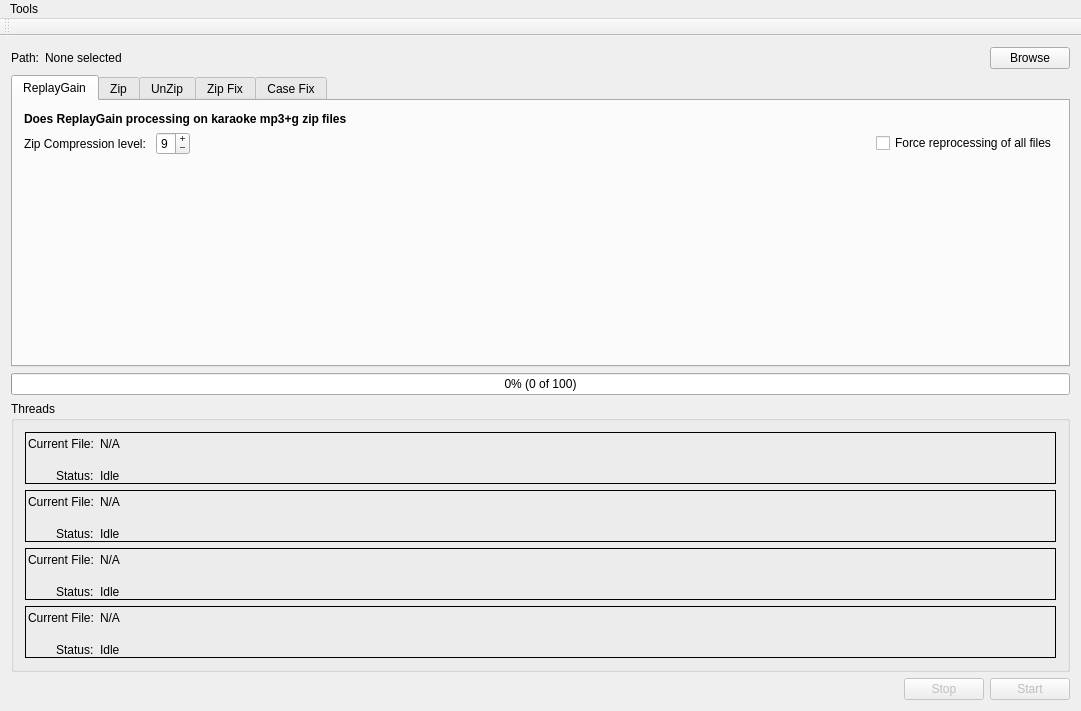
Old version of the form mainwindow.ui in the repository OpenKJ/OpenKJTools.
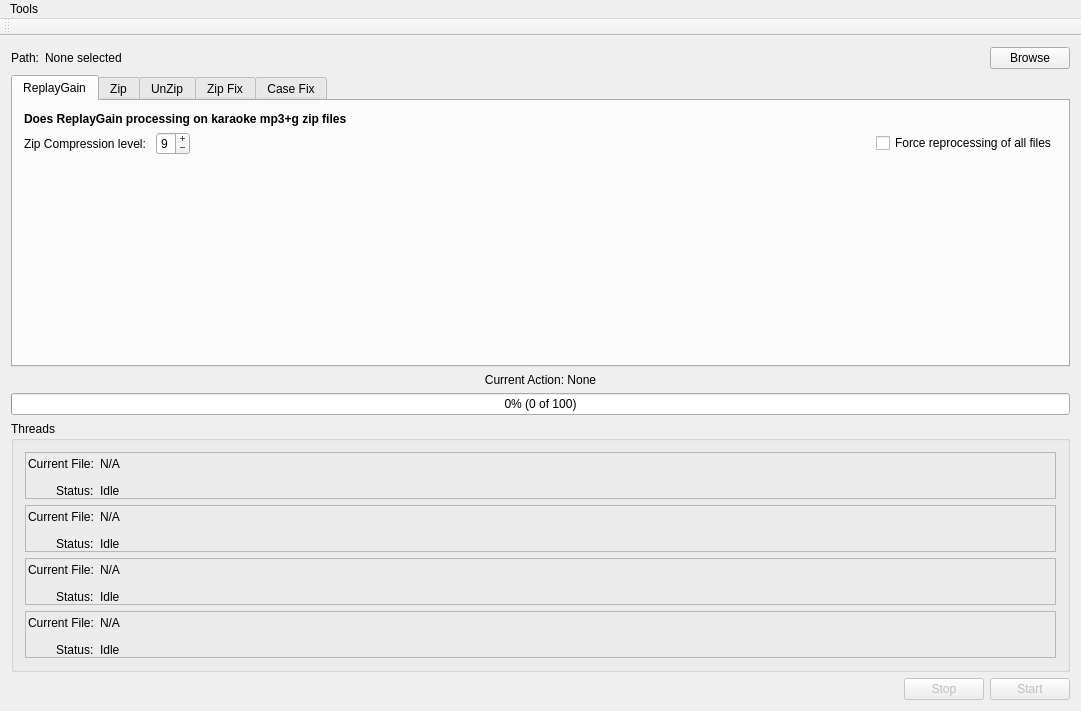
New version of the form. Icons and pictures are not drawn.

Diff of the .ui file:
```diff
--- a/mainwindow.ui
+++ b/mainwindow.ui
@@ -404,6 +404,19 @@
       </widget>
      </widget>
     </item>
+    <item>
+     <widget class="QLabel" name="labelAction">
+      <property name="frameShape">
+       <enum>QFrame::NoFrame</enum>
+      </property>
+      <property name="text">
+       <string>Current Action: None</string>
+      </property>
+      <property name="alignment">
+       <set>Qt::AlignCenter</set>
+      </property>
+     </widget>
+    </item>
     <item>
      <widget class="QProgressBar" name="progressBar">
       <property name="value">
@@ -429,7 +442,10 @@
           </sizepolicy>
          </property>
          <property name="frameShape">
-          <enum>QFrame::Box</enum>
+          <enum>QFrame::StyledPanel</enum>
+         </property>
+         <property name="frameShadow">
+          <enum>QFrame::Sunken</enum>
          </property>
          <layout class="QFormLayout" name="formLayout">
           <property name="labelAlignment">
@@ -511,7 +527,10 @@
           </sizepolicy>
          </property>
          <property name="frameShape">
-          <enum>QFrame::Box</enum>
+          <enum>QFrame::StyledPanel</enum>
+         </property>
+         <property name="frameShadow">
+          <enum>QFrame::Sunken</enum>
          </property>
          <layout class="QFormLayout" name="formLayout_6">
           <property name="labelAlignment">
@@ -593,7 +612,10 @@
           </sizepolicy>
          </property>
          <property name="frameShape">
-          <enum>QFrame::Box</enum>
+          <enum>QFrame::StyledPanel</enum>
+         </property>
+         <property name="frameShadow">
+          <enum>QFrame::Sunken</enum>
          </property>
          <layout class="QFormLayout" name="formLayout_7">
           <property name="labelAlignment">
@@ -675,7 +697,10 @@
           </sizepolicy>
          </property>
          <property name="frameShape">
-          <enum>QFrame::Box</enum>
+          <enum>QFrame::StyledPanel</enum>
+         </property>
+         <property name="frameShadow">
+          <enum>QFrame::Sunken</enum>
          </property>
          <layout class="QFormLayout" name="formLayout_5">
           <property name="labelAlignment">
```
